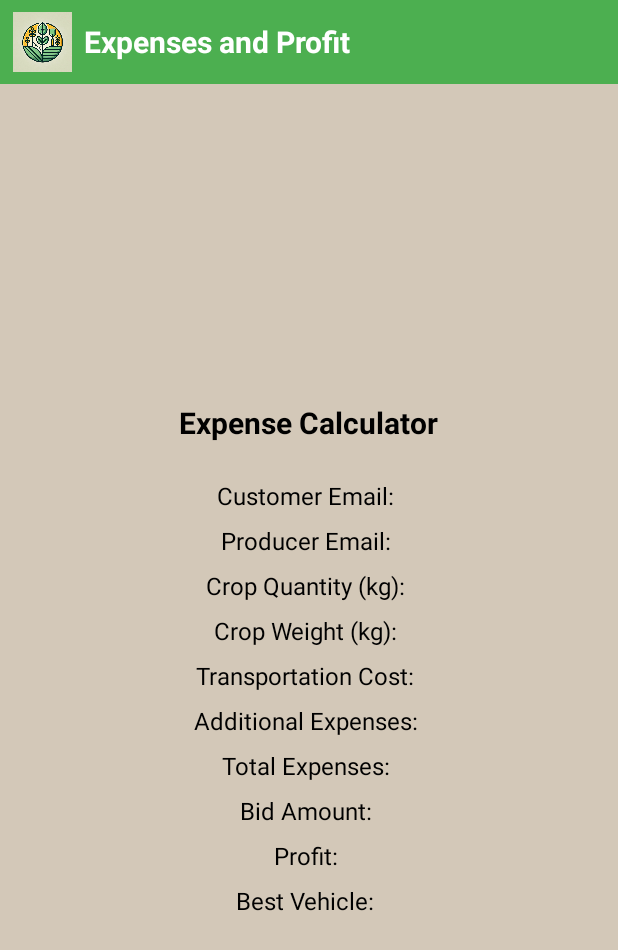
After one commit to ninjaShrey/KisanBuddy, an Android app: the layout activity_expense_calculator.xml on its own in the app's theme, with its tools: preview values and no code run, on a phone screen of 412 x 824 dp. The commit adds this screen. Shown: the top 950 px of the screen. Run offline under Robolectric (Android 15) with nearby library versions, the phone set to English and light mode, and no system bars.

Commit message:
Expenses Calculated

```diff
--- a/app/src/main/AndroidManifest.xml
+++ b/app/src/main/AndroidManifest.xml
@@ -19,6 +19,9 @@
         android:supportsRtl="true"
         android:theme="@style/Theme.Kisan_Buddy"
         tools:targetApi="31">
+        <activity
+            android:name=".ExpenseCalculatorActivity"
+            android:exported="false" />
         <activity
             android:name=".MapViewActivity"
             android:exported="false" />
--- /dev/null
+++ b/app/src/main/res/layout/activity_expense_calculator.xml
@@ -0,0 +1,170 @@
+<?xml version="1.0" encoding="utf-8"?>
+<androidx.constraintlayout.widget.ConstraintLayout xmlns:android="http://schemas.android.com/apk/res/android"
+    xmlns:app="http://schemas.android.com/apk/res-auto"
+    xmlns:tools="http://schemas.android.com/tools"
+    android:layout_width="match_parent"
+    android:layout_height="match_parent"
+    android:background="#D3C8B8"
+    tools:context=".ExpenseCalculatorActivity">
+
+    <!-- Top Bar with Back Button -->
+    <LinearLayout
+        android:id="@+id/topBar"
+        android:layout_width="match_parent"
+        android:layout_height="56dp"
+        android:orientation="horizontal"
+        android:background="@color/buttonColor"
+        android:padding="8dp"
+        android:gravity="center_vertical"
+        app:layout_constraintTop_toTopOf="parent">
+
+        <ImageView
+            android:id="@+id/backImageView"
+            android:layout_width="40dp"
+            android:layout_height="match_parent"
+            android:src="@drawable/back"
+            android:scaleType="centerInside"
+            android:contentDescription="Back Icon"
+            android:layout_marginEnd="8dp" />
+        <TextView
+            android:layout_width="wrap_content"
+            android:layout_height="wrap_content"
+            android:text="Expenses and Profit"
+            android:textColor="@color/buttonTextColor"
+            android:textSize="20sp"
+            android:textStyle="bold" />
+    </LinearLayout>
+
+    <!-- Wrapper for Centering Content -->
+    <LinearLayout
+        android:layout_width="match_parent"
+        android:layout_height="match_parent"
+        android:orientation="vertical"
+        android:gravity="center"
+        android:padding="16dp"
+        android:layout_marginTop="64dp"> <!-- Added margin to prevent overlap with top bar -->
+
+        <!-- Title Text -->
+        <TextView
+            android:id="@+id/expenseTitleTextView"
+            android:layout_width="wrap_content"
+            android:layout_height="wrap_content"
+            android:text="Expense Calculator"
+            android:textSize="20sp"
+            android:textColor="@color/textPrimary"
+            android:textStyle="bold"
+            android:layout_marginBottom="24dp"
+            android:gravity="center" />
+
+        <!-- Customer Email -->
+        <TextView
+            android:id="@+id/customerEmailTextView"
+            android:layout_width="wrap_content"
+            android:layout_height="wrap_content"
+            android:text="Customer Email: "
+            android:textSize="16sp"
+            android:textColor="@color/textPrimary"
+            android:layout_marginBottom="8dp"
+            android:gravity="start" />
+
+        <!-- Producer Email -->
+        <TextView
+            android:id="@+id/producerEmailTextView"
+            android:layout_width="wrap_content"
+            android:layout_height="wrap_content"
+            android:text="Producer Email: "
+            android:textSize="16sp"
+            android:textColor="@color/textPrimary"
+            android:layout_marginBottom="8dp"
+            android:gravity="start" />
+
+        <!-- Crop Quantity -->
+        <TextView
+            android:id="@+id/cropQuantityTextView"
+            android:layout_width="wrap_content"
+            android:layout_height="wrap_content"
+            android:text="Crop Quantity (kg): "
+            android:textSize="16sp"
+            android:textColor="@color/textPrimary"
+            android:layout_marginBottom="8dp"
+            android:gravity="start" />
+
+        <!-- Crop Weight -->
+        <TextView
+            android:id="@+id/cropWeightTextView"
+            android:layout_width="wrap_content"
+            android:layout_height="wrap_content"
+            android:text="Crop Weight (kg): "
+            android:textSize="16sp"
+            android:textColor="@color/textPrimary"
+            android:layout_marginBottom="8dp"
+            android:gravity="start" />
+
+        <!-- Transportation Cost -->
+        <TextView
+            android:id="@+id/transportationCostTextView"
+            android:layout_width="wrap_content"
+            android:layout_height="wrap_content"
+            android:text="Transportation Cost: "
+            android:textSize="16sp"
+            android:textColor="@color/textPrimary"
+            android:layout_marginBottom="8dp"
+            android:gravity="start" />
+
+        <!-- Additional Expenses -->
+        <TextView
+            android:id="@+id/additionalExpensesTextView"
+            android:layout_width="wrap_content"
+            android:layout_height="wrap_content"
+            android:text="Additional Expenses: "
+            android:textSize="16sp"
+            android:textColor="@color/textPrimary"
+            android:layout_marginBottom="8dp"
+            android:gravity="start" />
+
+        <!-- Total Expenses -->
+        <TextView
+            android:id="@+id/totalExpensesTextView"
+            android:layout_width="wrap_content"
+            android:layout_height="wrap_content"
+            android:text="Total Expenses: "
+            android:textSize="16sp"
+            android:textColor="@color/textPrimary"
+            android:layout_marginBottom="8dp"
+            android:gravity="start" />
+
+        <!-- Bid Amount -->
+        <TextView
+            android:id="@+id/bidAmountTextView"
+            android:layout_width="wrap_content"
+            android:layout_height="wrap_content"
+            android:text="Bid Amount: "
+            android:textSize="16sp"
+            android:textColor="@color/textPrimary"
+            android:layout_marginBottom="8dp"
+            android:gravity="start" />
+
+        <!-- Profit -->
+        <TextView
+            android:id="@+id/profitTextView"
+            android:layout_width="wrap_content"
+            android:layout_height="wrap_content"
+            android:text="Profit: "
+            android:textSize="16sp"
+            android:textColor="@color/textPrimary"
+            android:layout_marginBottom="8dp"
+            android:gravity="start" />
+
+        <!-- Best Vehicle Suggestion -->
+        <TextView
+            android:id="@+id/bestVehicleTextView"
+            android:layout_width="wrap_content"
+            android:layout_height="wrap_content"
+            android:text="Best Vehicle: "
+            android:textSize="16sp"
+            android:textColor="@color/textPrimary"
+            android:layout_marginBottom="8dp"
+            android:gravity="start" />
+
+    </LinearLayout>
+</androidx.constraintlayout.widget.ConstraintLayout>
--- a/app/src/main/res/layout/customer_item.xml
+++ b/app/src/main/res/layout/customer_item.xml
@@ -6,11 +6,13 @@
     android:layout_height="wrap_content"
     app:cardCornerRadius="8dp"
     android:padding="16dp"
+    android:background="#D3C8B8"
     android:layout_margin="8dp">
 
     <LinearLayout
         android:orientation="vertical"
         android:layout_width="match_parent"
+        android:background="#B0D3C8B8"
         android:layout_height="wrap_content">
 
         <TextView
```
Also changed, not shown: app/src/main/java/com/example/kisan_buddy/Customer.java (+7 -1 lines), app/src/main/java/com/example/kisan_buddy/CustomerListActivity.java (+7 -3 lines), app/src/main/java/com/example/kisan_buddy/ExpenseCalculatorActivity.java (added, +219 -0 lines), app/src/main/java/com/example/kisan_buddy/MapViewActivity.java (+94 -67 lines), app/src/main/res/layout/activity_customer_list.xml (+50 -4 lines), app/src/main/res/layout/activity_map_view.xml (+51 -9 lines).
